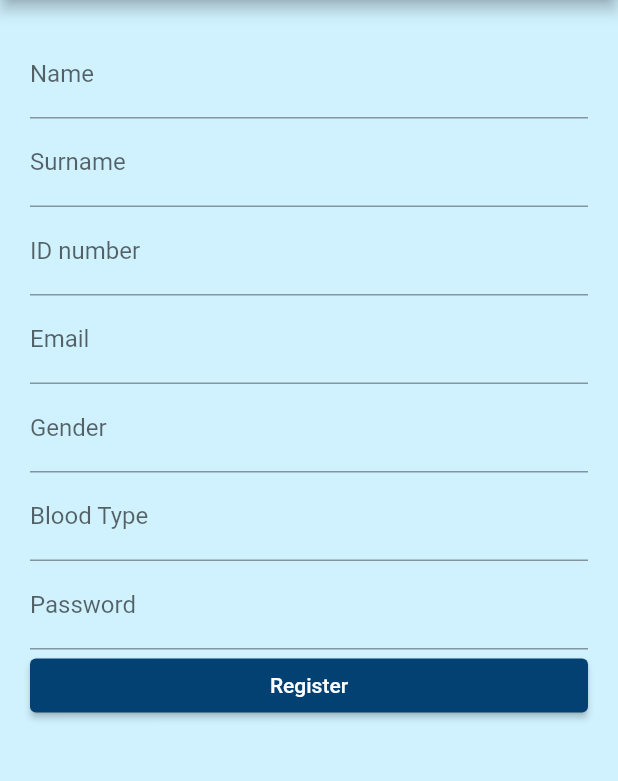
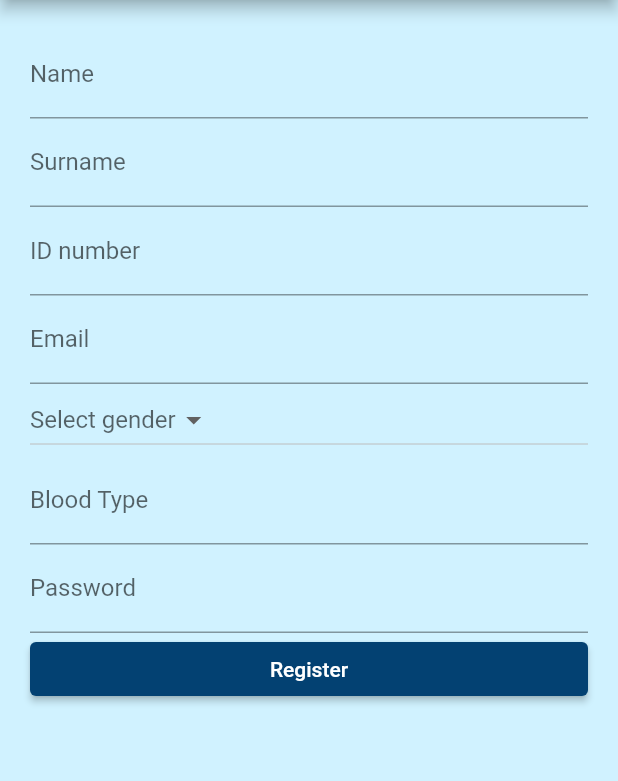
Before and after one commit to batuhancelasun/remedy, a Flutter app: the RegisterPage screen opened directly, on a phone screen of 412 x 824 dp, the part 84-865 px from its top. Run offline on Flutter 3.47's test engine with Material 2 defaults, Android fonts, the phone set to English and light mode, and no system bars; our stand-ins replace cloud_firestore, dropdown_button2, firebase_auth, firebase_core, get, google_maps_flutter and 1 more; accounts and stored records are empty.

Commit message:
tofurkanv4

```diff
--- a/lib/pages/register_page.dart
+++ b/lib/pages/register_page.dart
@@ -1,3 +1,4 @@
+import 'package:dropdown_button2/dropdown_button2.dart';
 import 'package:firebase_auth/firebase_auth.dart';
 import 'package:flutter/material.dart';
 import 'package:flutter/src/widgets/framework.dart';
@@ -13,7 +14,6 @@ class RegisterPage extends StatefulWidget {
   State<RegisterPage> createState() => _RegisterPageState();
 }
 
-//batubabav2
 Auth _authService = Auth();
 String? errorMessage = '';
 
@@ -102,13 +102,31 @@ class _RegisterPageState extends State<RegisterPage> {
     );
   }
 
-  Widget _genderText(
-    String title,
+  String? selectedValue;
+  Widget _genderButton(
     TextEditingController controller,
   ) {
-    return TextField(
-      controller: controller,
-      decoration: InputDecoration(labelText: title),
+    return DropdownButton(
+      onChanged: (String? newValue) {
+        controller.text = newValue ?? '';
+        setState(
+          () {
+            selectedValue = newValue!;
+          },
+        );
+      },
+      hint: const Text('Select gender'),
+      items: const [
+        DropdownMenuItem<String>(
+          value: 'male',
+          child: Text('male'),
+        ),
+        DropdownMenuItem<String>(
+          value: 'female',
+          child: Text('female'),
+        ),
+      ].toList(),
+      value: selectedValue,
     );
   }
 
@@ -149,7 +167,7 @@ class _RegisterPageState extends State<RegisterPage> {
               _surNameText('Surname', _controllerSurName),
               _tcText("ID number", _controllerIdNumber),
               _mailText('Email', _controllerEmail),
-              _genderText('Gender', _controllerGender),
+              _genderButton(_controllerGender),
               _kanGrubuText('Blood Type', _controllerBloodType),
               _passwordText('Password', _controllerPassword),
               _submitButton(),
```
